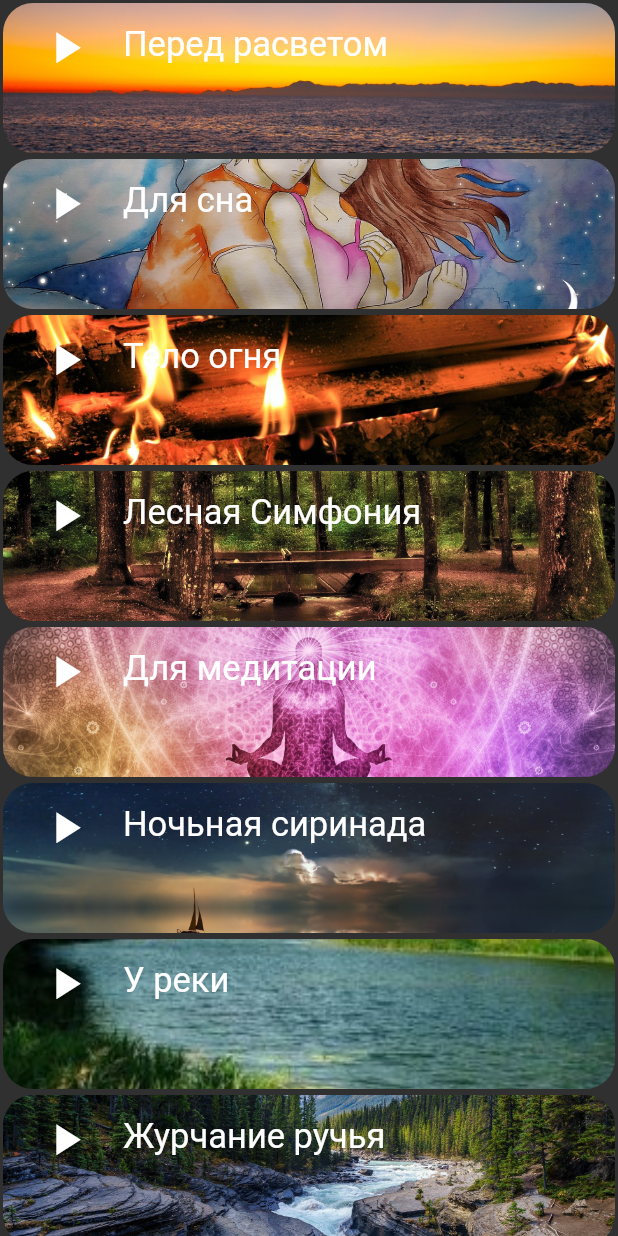
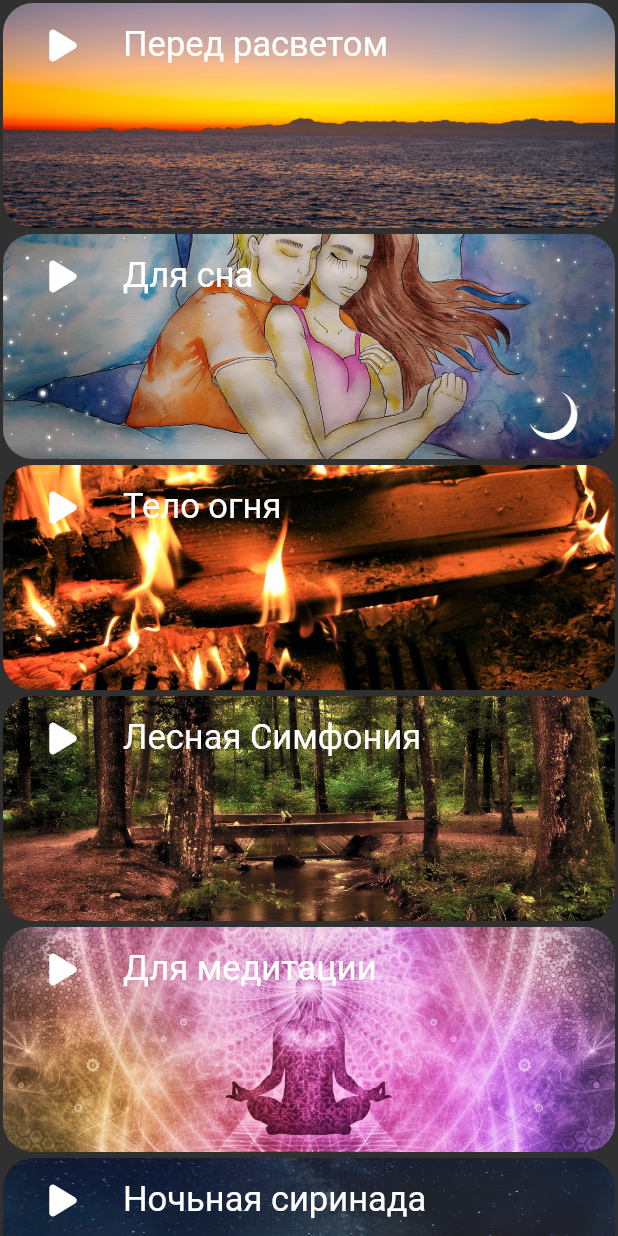
Before and after one commit to Selnikhin/meditation_app, a Flutter app: the screen it shows after launch, on a phone screen of 412 x 824 dp. Run offline on Flutter 3.47's test engine with Material 2 defaults, Android fonts, the phone set to English and light mode, and no system bars; our stand-ins replace font_awesome_flutter, just_audio.

Commit message:
добавил кнопки. стоит решить вопрос по изменению кнопок при нажатии.

```diff
--- a/lib/HomePage/Meditation_app.dart
+++ b/lib/HomePage/Meditation_app.dart
@@ -2,8 +2,11 @@ import 'package:flutter/material.dart';
 import 'package:just_audio/just_audio.dart';
 
 import '../model.dart';
+import 'package:font_awesome_flutter/font_awesome_flutter.dart';
 
 class Meditation_screen extends StatefulWidget {
+  const Meditation_screen({super.key});
+
   @override
   State<Meditation_screen> createState() => _Meditation_screenState();
 }
@@ -46,10 +49,16 @@ class _Meditation_screenState extends State<Meditation_screen> {
   final AudioPlayer audioPlayer = AudioPlayer();
   int? playingIndex;
 
+
+
   @override
   Widget build(BuildContext context) {
     return Scaffold(
       body: SafeArea(
+        child: Center(
+          child: Container(
+            width: 500,
+
             child: ListView.builder(
                 itemCount: items.length,
                 itemBuilder: (context, index) {
@@ -63,14 +72,31 @@ class _Meditation_screenState extends State<Meditation_screen> {
                           image: AssetImage(items[index].imagePath),
                         ),
                       ),
-                  height: 100,
+                      height: 150,
                       child: ListTile(
-                    title: Text(items[index].name,style: TextStyle(fontSize: 23,),),
+                        title: Text(
+                          items[index].name,
+                          style: TextStyle(
+                            fontSize: 23,
+                          ),
+                        ),
                         leading: IconButton(
-                      icon: const Icon(Icons.play_arrow,size: 35,),
+                          icon: playingIndex == index
+                              ? FaIcon(FontAwesomeIcons.stop)
+                              : FaIcon(FontAwesomeIcons.play),
                           onPressed: () {
+                            if (playingIndex == index) {
+                              setState(() {
+                                playingIndex = null;
+                              });
+                              audioPlayer.stop();
+                            } else {
                               audioPlayer.setAsset(items[index].audioPath);
                               audioPlayer.play();
+                              setState(() {
+                                playingIndex == index;
+                              });
+                            }
                           },
                         ),
                       ),
@@ -78,6 +104,8 @@ class _Meditation_screenState extends State<Meditation_screen> {
                   );
                 }),
           ),
+        ),
+      ),
     );
   }
 }
--- a/pubspec.yaml
+++ b/pubspec.yaml
@@ -37,6 +37,7 @@ dependencies:
   # Use with the CupertinoIcons class for iOS style icons.
   cupertino_icons: ^1.0.2
   just_audio: ^0.9.30
+  font_awesome_flutter: ^10.2.1
 
 
 dev_dependencies:
```
Also changed, not shown: pubspec.lock. Lines whose indentation alone changed are shown as unchanged.
